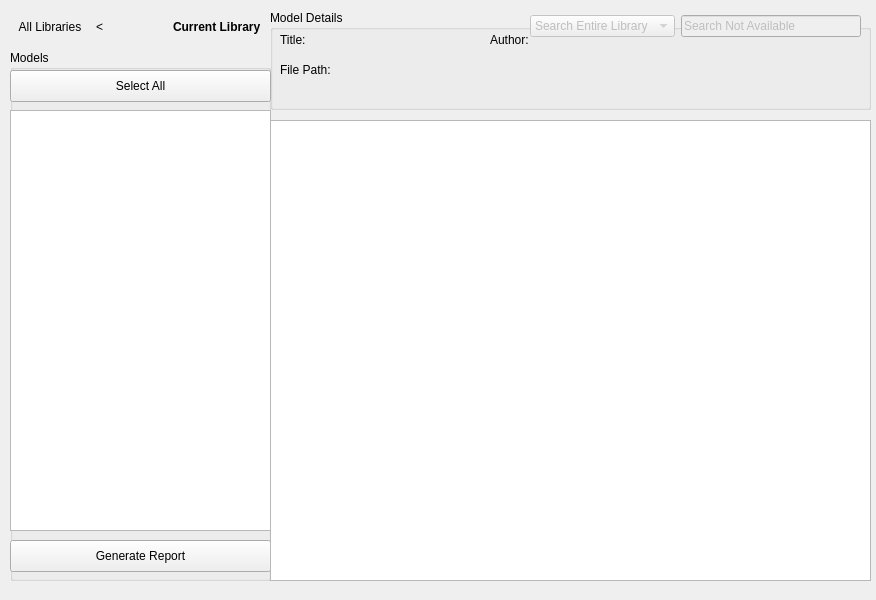
Before: the Qt Designer form src/librarywindow.ui in torfoes/cadventory, drawn with Qt 5.
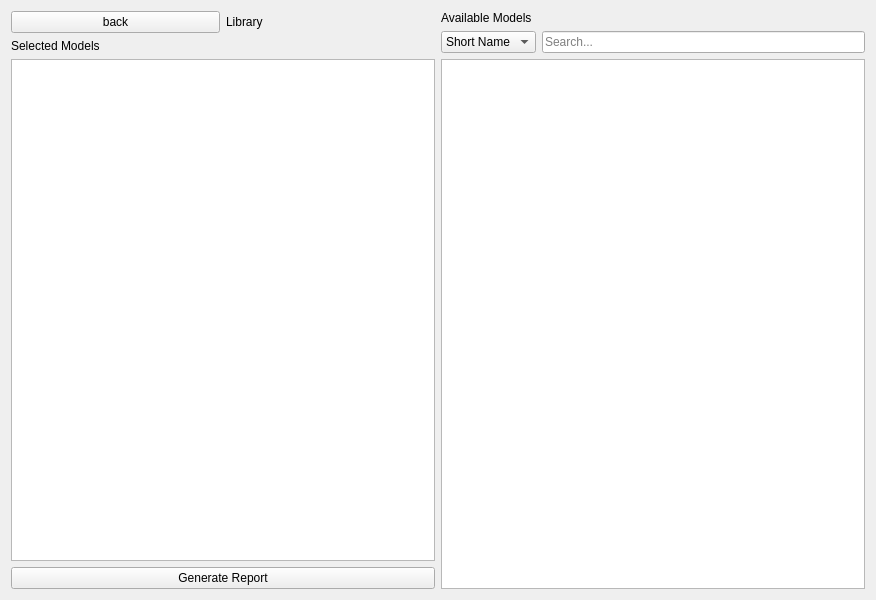
After: the same form once the commit is applied.

```diff
--- a/src/librarywindow.ui
+++ b/src/librarywindow.ui
@@ -10,242 +10,138 @@
     <height>600</height>
    </rect>
   </property>
-  <property name="minimumSize">
-   <size>
-    <width>876</width>
-    <height>600</height>
-   </size>
-  </property>
   <property name="windowTitle">
    <string>Library</string>
   </property>
-  <!-- Left Side GroupBox for Models -->
-  <widget class="QGroupBox" name="groupBox">
-   <property name="geometry">
-    <rect>
-     <x>10</x>
-     <y>50</y>
-     <width>261</width>
-     <height>531</height>
-    </rect>
-   </property>
-   <property name="title">
-    <string>Models</string>
-   </property>
-   <widget class="QPushButton" name="pushButton">
-    <property name="geometry">
-     <rect>
-      <x>0</x>
-      <y>20</y>
-      <width>261</width>
-      <height>32</height>
-     </rect>
-    </property>
-    <property name="text">
-     <string>Select All</string>
-    </property>
-   </widget>
-   <widget class="QListWidget" name="listWidget">
-    <property name="geometry">
-     <rect>
-      <x>0</x>
-      <y>60</y>
-      <width>261</width>
-      <height>421</height>
-     </rect>
-    </property>
-   </widget>
-   <widget class="QPushButton" name="generateReport">
-    <property name="geometry">
-     <rect>
-      <x>0</x>
-      <y>490</y>
-      <width>261</width>
-      <height>32</height>
-     </rect>
-    </property>
-    <property name="text">
-     <string>Generate Report</string>
-    </property>
-   </widget>
-  </widget>
-  <!-- Model Details GroupBox -->
-  <widget class="QGroupBox" name="modelDetailsGroupBox">
-   <property name="geometry">
-    <rect>
-     <x>270</x>
-     <y>10</y>
-     <width>601</width>
-     <height>100</height>
-    </rect>
-   </property>
-   <property name="title">
-    <string>Model Details</string>
-   </property>
-   <widget class="QLabel" name="modelTitleLabel">
-    <property name="geometry">
-     <rect>
-      <x>10</x>
-      <y>20</y>
-      <width>200</width>
-      <height>20</height>
-     </rect>
-    </property>
-    <property name="text">
-     <string>Title:</string>
-    </property>
-   </widget>
-   <widget class="QLabel" name="modelAuthorLabel">
-    <property name="geometry">
-     <rect>
-      <x>220</x>
-      <y>20</y>
-      <width>200</width>
-      <height>20</height>
-     </rect>
-    </property>
-    <property name="text">
-     <string>Author:</string>
-    </property>
-   </widget>
-   <widget class="QLabel" name="modelFilePathLabel">
-    <property name="geometry">
-     <rect>
-      <x>10</x>
-      <y>50</y>
-      <width>400</width>
-      <height>20</height>
-     </rect>
-    </property>
-    <property name="text">
-     <string>File Path:</string>
-    </property>
-   </widget>
-   <widget class="QLabel" name="modelThumbnailLabel">
-    <property name="geometry">
-     <rect>
-      <x>420</x>
-      <y>20</y>
-      <width>100</width>
-      <height>80</height>
-     </rect>
-    </property>
-   </widget>
-  </widget>
-  <!-- Previews ListWidget -->
-  <widget class="QListWidget" name="listWidgetPage">
-   <property name="geometry">
-    <rect>
-     <x>270</x>
-     <y>120</y>
-     <width>601</width>
-     <height>461</height>
-    </rect>
-   </property>
-   <property name="viewMode">
-    <enum>QListView::IconMode</enum>
-   </property>
-   <property name="iconSize">
-    <size>
-     <width>72</width>
-     <height>72</height>
-    </size>
-   </property>
-   <property name="gridSize">
-    <size>
-     <width>144</width>
-     <height>108</height>
-    </size>
-   </property>
-   <property name="movement">
-    <enum>QListView::Static</enum>
-   </property>
-   <property name="resizeMode">
-    <enum>QListView::Adjust</enum>
-   </property>
-   <property name="layoutMode">
-    <enum>QListView::Batched</enum>
-   </property>
-   <property name="batchSize">
-    <number>10</number>
-   </property>
-  </widget>
-  <!-- Navigation and Search -->
-  <widget class="QWidget" name="leftLayoutWidget">
-   <property name="geometry">
-    <rect>
-     <x>10</x>
-     <y>10</y>
-     <width>251</width>
-     <height>34</height>
-    </rect>
-   </property>
-   <layout class="QHBoxLayout" name="leftHorizontalLayout">
-    <item>
-     <widget class="QPushButton" name="allLibraries">
-      <property name="text">
-       <string>All Libraries</string>
-      </property>
-      <property name="flat">
-       <bool>true</bool>
-      </property>
-     </widget>
-    </item>
-    <item>
-     <widget class="QLabel" name="label">
-      <property name="text">
-       <string>&lt;</string>
-      </property>
-     </widget>
-    </item>
-    <item>
-     <widget class="QLabel" name="currentLibrary">
-      <property name="font">
-       <font>
-        <bold>true</bold>
-       </font>
-      </property>
-      <property name="text">
-       <string>Current Library</string>
-      </property>
-     </widget>
-    </item>
-   </layout>
-  </widget>
-  <widget class="QWidget" name="rightLayoutWidget">
-   <property name="geometry">
-    <rect>
-     <x>530</x>
-     <y>10</y>
-     <width>331</width>
-     <height>32</height>
-    </rect>
-   </property>
-   <layout class="QHBoxLayout" name="rightHorizontalLayout">
-    <item>
-     <widget class="QComboBox" name="searchDropDown">
-      <property name="enabled">
-       <bool>false</bool>
-      </property>
-      <item>
+  <layout class="QHBoxLayout" name="horizontalLayout">
+   <item>
+    <layout class="QVBoxLayout" name="selectedModelsLayout">
+     <item>
+      <layout class="QHBoxLayout" name="horizontalLayout_3">
+       <item>
+        <widget class="QPushButton" name="backButton">
+         <property name="text">
+          <string>back</string>
+         </property>
+        </widget>
+       </item>
+       <item>
+        <widget class="QLabel" name="currentLibrary">
+         <property name="text">
+          <string>Library</string>
+         </property>
+        </widget>
+       </item>
+      </layout>
+     </item>
+     <item>
+      <layout class="QHBoxLayout" name="horizontalLayout_4"/>
+     </item>
+     <item>
+      <widget class="QLabel" name="label">
        <property name="text">
-        <string>Search Entire Library</string>
+        <string>Selected Models</string>
        </property>
-      </item>
-     </widget>
-    </item>
-    <item>
-     <widget class="QLineEdit" name="searchInput">
-      <property name="enabled">
-       <bool>false</bool>
-      </property>
-      <property name="text">
-       <string>Search Not Available</string>
-      </property>
-     </widget>
-    </item>
-   </layout>
-  </widget>
+      </widget>
+     </item>
+     <item>
+      <widget class="QListView" name="selectedModelsView">
+       <property name="resizeMode">
+        <enum>QListView::ResizeMode::Adjust</enum>
+       </property>
+       <property name="spacing">
+        <number>15</number>
+       </property>
+       <property name="gridSize">
+        <size>
+         <width>220</width>
+         <height>140</height>
+        </size>
+       </property>
+       <property name="viewMode">
+        <enum>QListView::ViewMode::IconMode</enum>
+       </property>
+       <property name="uniformItemSizes">
+        <bool>true</bool>
+       </property>
+      </widget>
+     </item>
+     <item>
+      <widget class="QPushButton" name="generateReportButton">
+       <property name="text">
+        <string>Generate Report</string>
+       </property>
+      </widget>
+     </item>
+    </layout>
+   </item>
+   <item>
+    <layout class="QVBoxLayout" name="availableModelsLayout">
+     <item>
+      <widget class="QLabel" name="label_2">
+       <property name="text">
+        <string>Available Models</string>
+       </property>
+       <property name="textFormat">
+        <enum>Qt::TextFormat::PlainText</enum>
+       </property>
+      </widget>
+     </item>
+     <item>
+      <layout class="QHBoxLayout" name="searchLayout">
+       <item>
+        <widget class="QComboBox" name="searchFieldComboBox">
+         <item>
+          <property name="text">
+           <string>Short Name</string>
+          </property>
+         </item>
+         <item>
+          <property name="text">
+           <string>Title</string>
+          </property>
+         </item>
+         <item>
+          <property name="text">
+           <string>Author</string>
+          </property>
+         </item>
+        </widget>
+       </item>
+       <item>
+        <widget class="QLineEdit" name="searchLineEdit">
+         <property name="placeholderText">
+          <string>Search...</string>
+         </property>
+        </widget>
+       </item>
+      </layout>
+     </item>
+     <item>
+      <widget class="QListView" name="availableModelsView">
+       <property name="resizeMode">
+        <enum>QListView::ResizeMode::Adjust</enum>
+       </property>
+       <property name="spacing">
+        <number>15</number>
+       </property>
+       <property name="gridSize">
+        <size>
+         <width>220</width>
+         <height>140</height>
+        </size>
+       </property>
+       <property name="viewMode">
+        <enum>QListView::ViewMode::IconMode</enum>
+       </property>
+       <property name="uniformItemSizes">
+        <bool>true</bool>
+       </property>
+      </widget>
+     </item>
+    </layout>
+   </item>
+  </layout>
  </widget>
  <resources/>
  <connections/>
```
